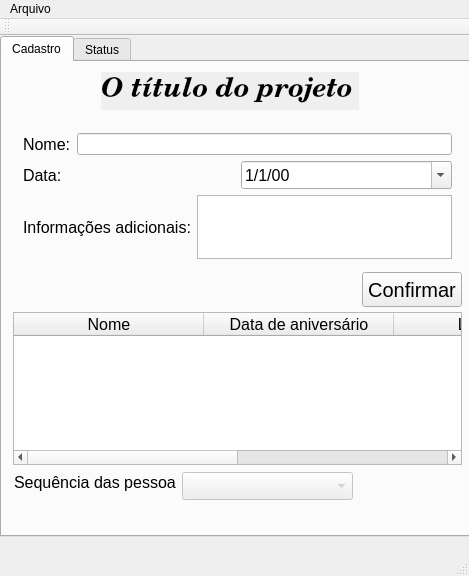
The window that mainwindow.ui (LeitaoFabricio/ProjetoAniversario) describes before a commit, drawn with Qt 5.
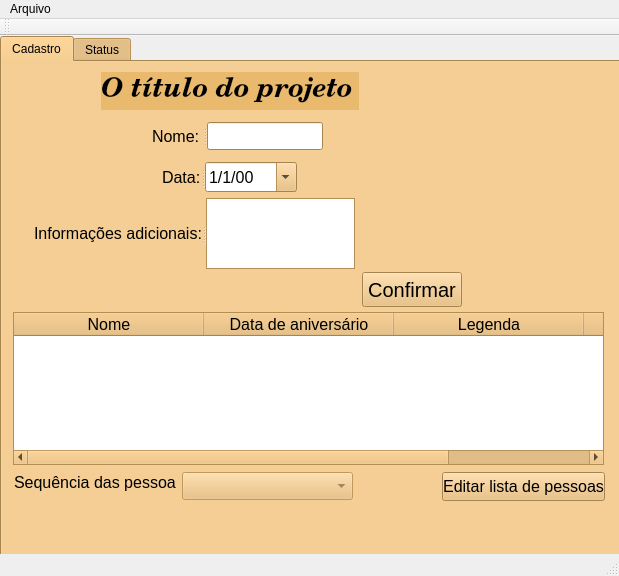
The same window after the commit.

```diff
--- a/mainwindow.ui
+++ b/mainwindow.ui
@@ -6,7 +6,7 @@
    <rect>
     <x>0</x>
     <y>0</y>
-    <width>469</width>
+    <width>619</width>
     <height>576</height>
    </rect>
   </property>
@@ -22,10 +22,425 @@
      <rect>
       <x>0</x>
       <y>0</y>
-      <width>471</width>
-      <height>501</height>
+      <width>621</width>
+      <height>531</height>
      </rect>
     </property>
+    <property name="palette">
+     <palette>
+      <active>
+       <colorrole role="WindowText">
+        <brush brushstyle="SolidPattern">
+         <color alpha="255">
+          <red>0</red>
+          <green>0</green>
+          <blue>0</blue>
+         </color>
+        </brush>
+       </colorrole>
+       <colorrole role="Button">
+        <brush brushstyle="SolidPattern">
+         <color alpha="255">
+          <red>233</red>
+          <green>185</green>
+          <blue>110</blue>
+         </color>
+        </brush>
+       </colorrole>
+       <colorrole role="Light">
+        <brush brushstyle="SolidPattern">
+         <color alpha="255">
+          <red>255</red>
+          <green>240</green>
+          <blue>215</blue>
+         </color>
+        </brush>
+       </colorrole>
+       <colorrole role="Midlight">
+        <brush brushstyle="SolidPattern">
+         <color alpha="255">
+          <red>244</red>
+          <green>212</green>
+          <blue>162</blue>
+         </color>
+        </brush>
+       </colorrole>
+       <colorrole role="Dark">
+        <brush brushstyle="SolidPattern">
+         <color alpha="255">
+          <red>116</red>
+          <green>92</green>
+          <blue>55</blue>
+         </color>
+        </brush>
+       </colorrole>
+       <colorrole role="Mid">
+        <brush brushstyle="SolidPattern">
+         <color alpha="255">
+          <red>155</red>
+          <green>123</green>
+          <blue>73</blue>
+         </color>
+        </brush>
+       </colorrole>
+       <colorrole role="Text">
+        <brush brushstyle="SolidPattern">
+         <color alpha="255">
+          <red>0</red>
+          <green>0</green>
+          <blue>0</blue>
+         </color>
+        </brush>
+       </colorrole>
+       <colorrole role="BrightText">
+        <brush brushstyle="SolidPattern">
+         <color alpha="255">
+          <red>255</red>
+          <green>255</green>
+          <blue>255</blue>
+         </color>
+        </brush>
+       </colorrole>
+       <colorrole role="ButtonText">
+        <brush brushstyle="SolidPattern">
+         <color alpha="255">
+          <red>0</red>
+          <green>0</green>
+          <blue>0</blue>
+         </color>
+        </brush>
+       </colorrole>
+       <colorrole role="Base">
+        <brush brushstyle="SolidPattern">
+         <color alpha="255">
+          <red>255</red>
+          <green>255</green>
+          <blue>255</blue>
+         </color>
+        </brush>
+       </colorrole>
+       <colorrole role="Window">
+        <brush brushstyle="SolidPattern">
+         <color alpha="255">
+          <red>233</red>
+          <green>185</green>
+          <blue>110</blue>
+         </color>
+        </brush>
+       </colorrole>
+       <colorrole role="Shadow">
+        <brush brushstyle="SolidPattern">
+         <color alpha="255">
+          <red>0</red>
+          <green>0</green>
+          <blue>0</blue>
+         </color>
+        </brush>
+       </colorrole>
+       <colorrole role="AlternateBase">
+        <brush brushstyle="SolidPattern">
+         <color alpha="255">
+          <red>244</red>
+          <green>220</green>
+          <blue>182</blue>
+         </color>
+        </brush>
+       </colorrole>
+       <colorrole role="ToolTipBase">
+        <brush brushstyle="SolidPattern">
+         <color alpha="255">
+          <red>255</red>
+          <green>255</green>
+          <blue>220</blue>
+         </color>
+        </brush>
+       </colorrole>
+       <colorrole role="ToolTipText">
+        <brush brushstyle="SolidPattern">
+         <color alpha="255">
+          <red>0</red>
+          <green>0</green>
+          <blue>0</blue>
+         </color>
+        </brush>
+       </colorrole>
+      </active>
+      <inactive>
+       <colorrole role="WindowText">
+        <brush brushstyle="SolidPattern">
+         <color alpha="255">
+          <red>0</red>
+          <green>0</green>
+          <blue>0</blue>
+         </color>
+        </brush>
+       </colorrole>
+       <colorrole role="Button">
+        <brush brushstyle="SolidPattern">
+         <color alpha="255">
+          <red>233</red>
+          <green>185</green>
+          <blue>110</blue>
+         </color>
+        </brush>
+       </colorrole>
+       <colorrole role="Light">
+        <brush brushstyle="SolidPattern">
+         <color alpha="255">
+          <red>255</red>
+          <green>240</green>
+          <blue>215</blue>
+         </color>
+        </brush>
+       </colorrole>
+       <colorrole role="Midlight">
+        <brush brushstyle="SolidPattern">
+         <color alpha="255">
+          <red>244</red>
+          <green>212</green>
+          <blue>162</blue>
+         </color>
+        </brush>
+       </colorrole>
+       <colorrole role="Dark">
+        <brush brushstyle="SolidPattern">
+         <color alpha="255">
+          <red>116</red>
+          <green>92</green>
+          <blue>55</blue>
+         </color>
+        </brush>
+       </colorrole>
+       <colorrole role="Mid">
+        <brush brushstyle="SolidPattern">
+         <color alpha="255">
+          <red>155</red>
+          <green>123</green>
+          <blue>73</blue>
+         </color>
+        </brush>
+       </colorrole>
+       <colorrole role="Text">
+        <brush brushstyle="SolidPattern">
+         <color alpha="255">
+          <red>0</red>
+          <green>0</green>
+          <blue>0</blue>
+         </color>
+        </brush>
+       </colorrole>
+       <colorrole role="BrightText">
+        <brush brushstyle="SolidPattern">
+         <color alpha="255">
+          <red>255</red>
+          <green>255</green>
+          <blue>255</blue>
+         </color>
+        </brush>
+       </colorrole>
+       <colorrole role="ButtonText">
+        <brush brushstyle="SolidPattern">
+         <color alpha="255">
+          <red>0</red>
+          <green>0</green>
+          <blue>0</blue>
+         </color>
+        </brush>
+       </colorrole>
+       <colorrole role="Base">
+        <brush brushstyle="SolidPattern">
+         <color alpha="255">
+          <red>255</red>
+          <green>255</green>
+          <blue>255</blue>
+         </color>
+        </brush>
+       </colorrole>
+       <colorrole role="Window">
+        <brush brushstyle="SolidPattern">
+         <color alpha="255">
+          <red>233</red>
+          <green>185</green>
+          <blue>110</blue>
+         </color>
+        </brush>
+       </colorrole>
+       <colorrole role="Shadow">
+        <brush brushstyle="SolidPattern">
+         <color alpha="255">
+          <red>0</red>
+          <green>0</green>
+          <blue>0</blue>
+         </color>
+        </brush>
+       </colorrole>
+       <colorrole role="AlternateBase">
+        <brush brushstyle="SolidPattern">
+         <color alpha="255">
+          <red>244</red>
+          <green>220</green>
+          <blue>182</blue>
+         </color>
+        </brush>
+       </colorrole>
+       <colorrole role="ToolTipBase">
+        <brush brushstyle="SolidPattern">
+         <color alpha="255">
+          <red>255</red>
+          <green>255</green>
+          <blue>220</blue>
+         </color>
+        </brush>
+       </colorrole>
+       <colorrole role="ToolTipText">
+        <brush brushstyle="SolidPattern">
+         <color alpha="255">
+          <red>0</red>
+          <green>0</green>
+          <blue>0</blue>
+         </color>
+        </brush>
+       </colorrole>
+      </inactive>
+      <disabled>
+       <colorrole role="WindowText">
+        <brush brushstyle="SolidPattern">
+         <color alpha="255">
+          <red>116</red>
+          <green>92</green>
+          <blue>55</blue>
+         </color>
+        </brush>
+       </colorrole>
+       <colorrole role="Button">
+        <brush brushstyle="SolidPattern">
+         <color alpha="255">
+          <red>233</red>
+          <green>185</green>
+          <blue>110</blue>
+         </color>
+        </brush>
+       </colorrole>
+       <colorrole role="Light">
+        <brush brushstyle="SolidPattern">
+         <color alpha="255">
+          <red>255</red>
+          <green>240</green>
+          <blue>215</blue>
+         </color>
+        </brush>
+       </colorrole>
+       <colorrole role="Midlight">
+        <brush brushstyle="SolidPattern">
+         <color alpha="255">
+          <red>244</red>
+          <green>212</green>
+          <blue>162</blue>
+         </color>
+        </brush>
+       </colorrole>
+       <colorrole role="Dark">
+        <brush brushstyle="SolidPattern">
+         <color alpha="255">
+          <red>116</red>
+          <green>92</green>
+          <blue>55</blue>
+         </color>
+        </brush>
+       </colorrole>
+       <colorrole role="Mid">
+        <brush brushstyle="SolidPattern">
+         <color alpha="255">
+          <red>155</red>
+          <green>123</green>
+          <blue>73</blue>
+         </color>
+        </brush>
+       </colorrole>
+       <colorrole role="Text">
+        <brush brushstyle="SolidPattern">
+         <color alpha="255">
+          <red>116</red>
+          <green>92</green>
+          <blue>55</blue>
+         </color>
+        </brush>
+       </colorrole>
+       <colorrole role="BrightText">
+        <brush brushstyle="SolidPattern">
+         <color alpha="255">
+          <red>255</red>
+          <green>255</green>
+          <blue>255</blue>
+         </color>
+        </brush>
+       </colorrole>
+       <colorrole role="ButtonText">
+        <brush brushstyle="SolidPattern">
+         <color alpha="255">
+          <red>116</red>
+          <green>92</green>
+          <blue>55</blue>
+         </color>
+        </brush>
+       </colorrole>
+       <colorrole role="Base">
+        <brush brushstyle="SolidPattern">
+         <color alpha="255">
+          <red>233</red>
+          <green>185</green>
+          <blue>110</blue>
+         </color>
+        </brush>
+       </colorrole>
+       <colorrole role="Window">
+        <brush brushstyle="SolidPattern">
+         <color alpha="255">
+          <red>233</red>
+          <green>185</green>
+          <blue>110</blue>
+         </color>
+        </brush>
+       </colorrole>
+       <colorrole role="Shadow">
+        <brush brushstyle="SolidPattern">
+         <color alpha="255">
+          <red>0</red>
+          <green>0</green>
+          <blue>0</blue>
+         </color>
+        </brush>
+       </colorrole>
+       <colorrole role="AlternateBase">
+        <brush brushstyle="SolidPattern">
+         <color alpha="255">
+          <red>233</red>
+          <green>185</green>
+          <blue>110</blue>
+         </color>
+        </brush>
+       </colorrole>
+       <colorrole role="ToolTipBase">
+        <brush brushstyle="SolidPattern">
+         <color alpha="255">
+          <red>255</red>
+          <green>255</green>
+          <blue>220</blue>
+         </color>
+        </brush>
+       </colorrole>
+       <colorrole role="ToolTipText">
+        <brush brushstyle="SolidPattern">
+         <color alpha="255">
+          <red>0</red>
+          <green>0</green>
+          <blue>0</blue>
+         </color>
+        </brush>
+       </colorrole>
+      </disabled>
+     </palette>
+    </property>
     <property name="currentIndex">
      <number>0</number>
     </property>
@@ -59,7 +474,7 @@
        <rect>
         <x>11</x>
         <y>250</y>
-        <width>449</width>
+        <width>591</width>
         <height>153</height>
        </rect>
       </property>
@@ -185,111 +600,129 @@
        </property>
       </item>
      </widget>
-     <widget class="QWidget" name="layoutWidget">
+     <widget class="QSplitter" name="splitter">
       <property name="geometry">
        <rect>
-        <x>10</x>
+        <x>150</x>
         <y>60</y>
-        <width>451</width>
-        <height>148</height>
+        <width>171</width>
+        <height>28</height>
        </rect>
       </property>
-      <layout class="QVBoxLayout" name="verticalLayout_2">
-       <item>
-        <layout class="QHBoxLayout" name="horizontalLayout">
-         <property name="sizeConstraint">
-          <enum>QLayout::SetDefaultConstraint</enum>
-         </property>
-         <item>
-          <widget class="QLabel" name="label">
-           <property name="font">
-            <font>
-             <pointsize>12</pointsize>
-            </font>
-           </property>
-           <property name="text">
-            <string>Nome:</string>
-           </property>
-          </widget>
-         </item>
-         <item>
-          <widget class="QLineEdit" name="inputNome"/>
-         </item>
-        </layout>
-       </item>
-       <item>
-        <layout class="QHBoxLayout" name="horizontalLayout_2">
-         <item>
-          <widget class="QLabel" name="label_2">
-           <property name="font">
-            <font>
-             <pointsize>12</pointsize>
-            </font>
-           </property>
-           <property name="text">
-            <string>Data:</string>
-           </property>
-          </widget>
-         </item>
-         <item>
-          <widget class="QDateEdit" name="inputData">
-           <property name="font">
-            <font>
-             <pointsize>12</pointsize>
-            </font>
-           </property>
-           <property name="locale">
-            <locale language="Portuguese" country="Brazil"/>
-           </property>
-           <property name="displayFormat">
-            <string>d/M/yy</string>
-           </property>
-           <property name="calendarPopup">
-            <bool>true</bool>
-           </property>
-           <property name="date">
-            <date>
-             <year>2000</year>
-             <month>1</month>
-             <day>1</day>
-            </date>
-           </property>
-          </widget>
-         </item>
-        </layout>
-       </item>
-       <item>
-        <layout class="QHBoxLayout" name="horizontalLayout_4">
-         <item>
-          <widget class="QLabel" name="legenda">
-           <property name="font">
-            <font>
-             <pointsize>12</pointsize>
-            </font>
-           </property>
-           <property name="mouseTracking">
-            <bool>false</bool>
-           </property>
-           <property name="autoFillBackground">
-            <bool>false</bool>
-           </property>
-           <property name="text">
-            <string>Informações adicionais:</string>
-           </property>
-          </widget>
-         </item>
-         <item>
-          <widget class="QTextEdit" name="descricaoPessoaText">
-           <property name="font">
-            <font>
-             <pointsize>12</pointsize>
-            </font>
-           </property>
-          </widget>
-         </item>
-        </layout>
-       </item>
-      </layout>
+      <property name="orientation">
+       <enum>Qt::Horizontal</enum>
+      </property>
+      <widget class="QLabel" name="label">
+       <property name="font">
+        <font>
+         <pointsize>12</pointsize>
+        </font>
+       </property>
+       <property name="text">
+        <string>Nome:</string>
+       </property>
+      </widget>
+      <widget class="QLineEdit" name="inputNome"/>
+     </widget>
+     <widget class="QSplitter" name="splitter_2">
+      <property name="geometry">
+       <rect>
+        <x>160</x>
+        <y>100</y>
+        <width>135</width>
+        <height>30</height>
+       </rect>
+      </property>
+      <property name="orientation">
+       <enum>Qt::Horizontal</enum>
+      </property>
+      <widget class="QLabel" name="label_2">
+       <property name="font">
+        <font>
+         <pointsize>12</pointsize>
+        </font>
+       </property>
+       <property name="text">
+        <string>Data:</string>
+       </property>
+      </widget>
+      <widget class="QDateEdit" name="inputData">
+       <property name="font">
+        <font>
+         <pointsize>12</pointsize>
+        </font>
+       </property>
+       <property name="locale">
+        <locale language="Portuguese" country="Brazil"/>
+       </property>
+       <property name="displayFormat">
+        <string>d/M/yy</string>
+       </property>
+       <property name="calendarPopup">
+        <bool>true</bool>
+       </property>
+       <property name="date">
+        <date>
+         <year>2000</year>
+         <month>1</month>
+         <day>1</day>
+        </date>
+       </property>
+      </widget>
+     </widget>
+     <widget class="QSplitter" name="splitter_3">
+      <property name="geometry">
+       <rect>
+        <x>32</x>
+        <y>136</y>
+        <width>321</width>
+        <height>71</height>
+       </rect>
+      </property>
+      <property name="orientation">
+       <enum>Qt::Horizontal</enum>
+      </property>
+      <widget class="QLabel" name="legenda">
+       <property name="font">
+        <font>
+         <pointsize>12</pointsize>
+        </font>
+       </property>
+       <property name="mouseTracking">
+        <bool>false</bool>
+       </property>
+       <property name="autoFillBackground">
+        <bool>false</bool>
+       </property>
+       <property name="text">
+        <string>Informações adicionais:</string>
+       </property>
+      </widget>
+      <widget class="QTextEdit" name="descricaoPessoaText">
+       <property name="font">
+        <font>
+         <pointsize>12</pointsize>
+        </font>
+       </property>
+      </widget>
+     </widget>
+     <widget class="QPushButton" name="bt_editarTabela">
+      <property name="geometry">
+       <rect>
+        <x>440</x>
+        <y>410</y>
+        <width>163</width>
+        <height>29</height>
+       </rect>
+      </property>
+      <property name="font">
+       <font>
+        <pointsize>12</pointsize>
+       </font>
+      </property>
+      <property name="text">
+       <string>Editar lista de pessoas</string>
+      </property>
      </widget>
     </widget>
     <widget class="QWidget" name="tab_2">
@@ -304,7 +737,7 @@
     <rect>
      <x>0</x>
      <y>0</y>
-     <width>469</width>
+     <width>619</width>
      <height>25</height>
     </rect>
    </property>
```
Left out of the diff: 110 changed lines with no effect on the pictures.
